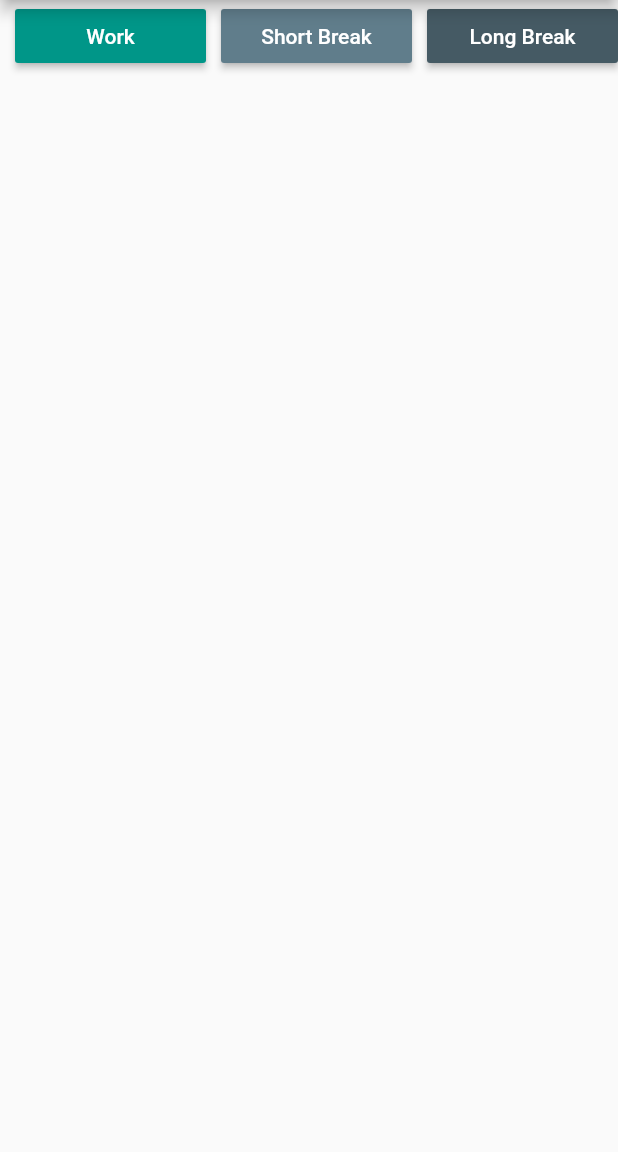
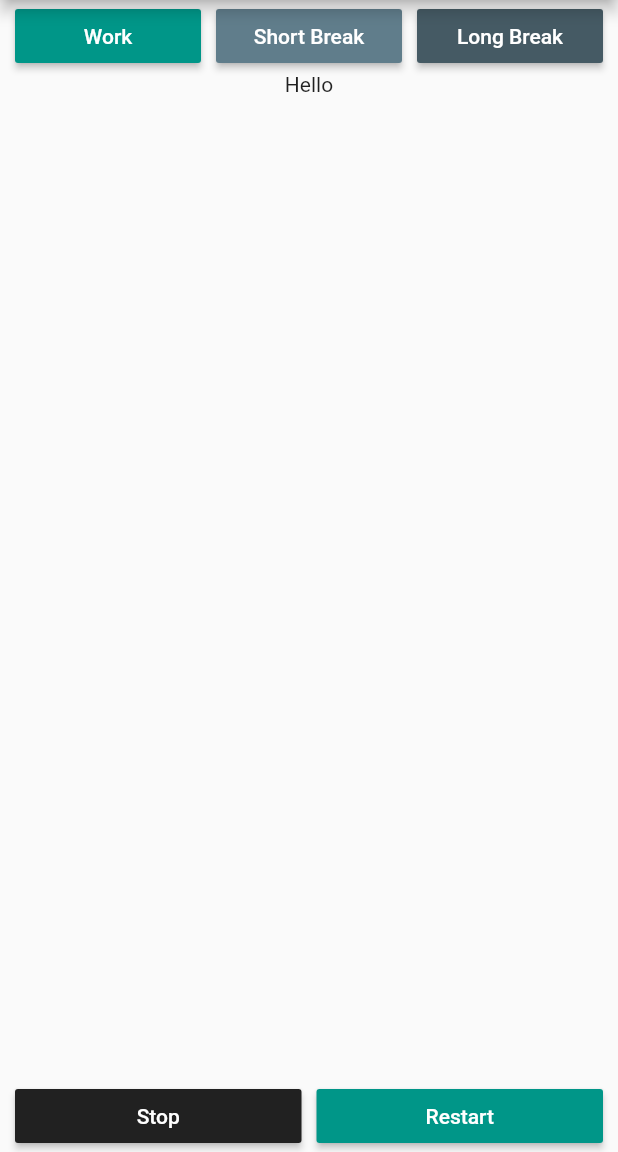
Before and after one commit to Deepak-coder80/My_Time, a Flutter app: the screen it shows after launch, on a phone screen of 412 x 824 dp, the part 84-1236 px from its top. Run offline on Flutter 3.47's test engine with Material 2 defaults, Android fonts, the phone set to English and light mode, and no system bars.

Commit message:
bottom row buttons added

```diff
--- a/lib/screens/home.dart
+++ b/lib/screens/home.dart
@@ -51,6 +51,37 @@ class _HomePageState extends State<HomePage> {
                     size: 5,
                     onPressed: empyMethod),
               ),
+              Padding(
+                padding: EdgeInsets.all(defaultP),
+              ),
+            ],
+          ),
+          const Expanded(child: Text("Hello")),
+          Row(
+            children: [
+              Padding(
+                padding: EdgeInsets.all(defaultP),
+              ),
+              Expanded(
+                child: TimeButton(
+                    color: const Color(0xff212121),
+                    text: "Stop",
+                    size: 5,
+                    onPressed: empyMethod),
+              ),
+              Padding(
+                padding: EdgeInsets.all(defaultP),
+              ),
+              Expanded(
+                child: TimeButton(
+                    color: const Color(0xff009688),
+                    text: "Restart",
+                    size: 5,
+                    onPressed: empyMethod),
+              ),
+              Padding(
+                padding: EdgeInsets.all(defaultP),
+              ),
             ],
           )
         ],
```
